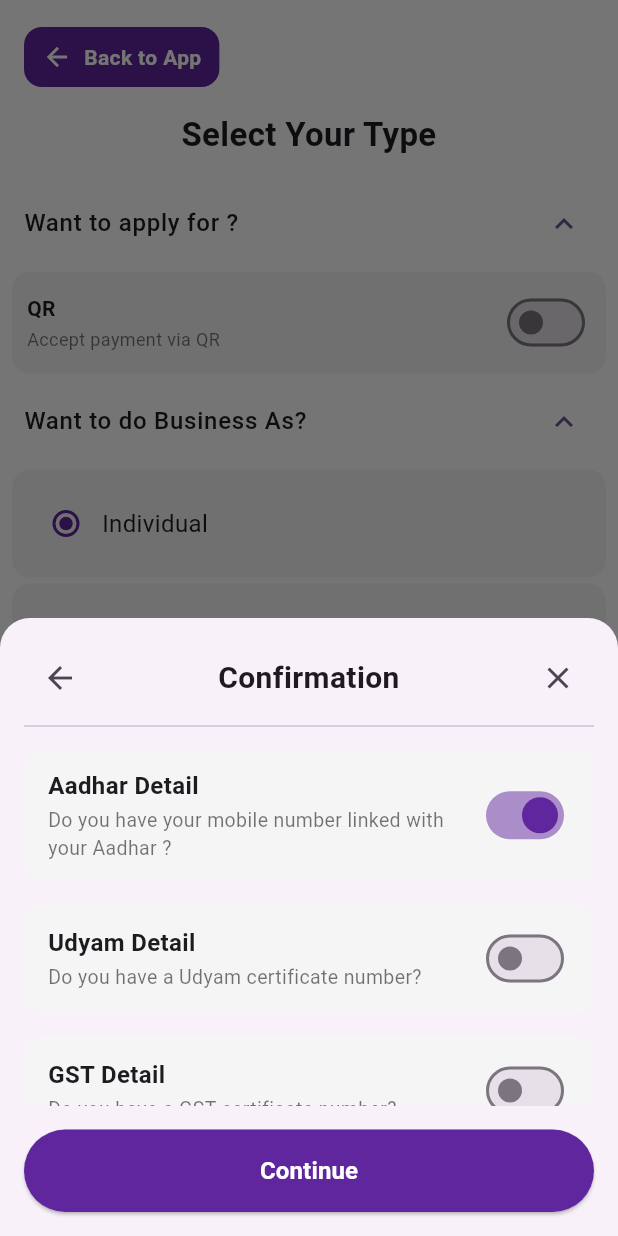
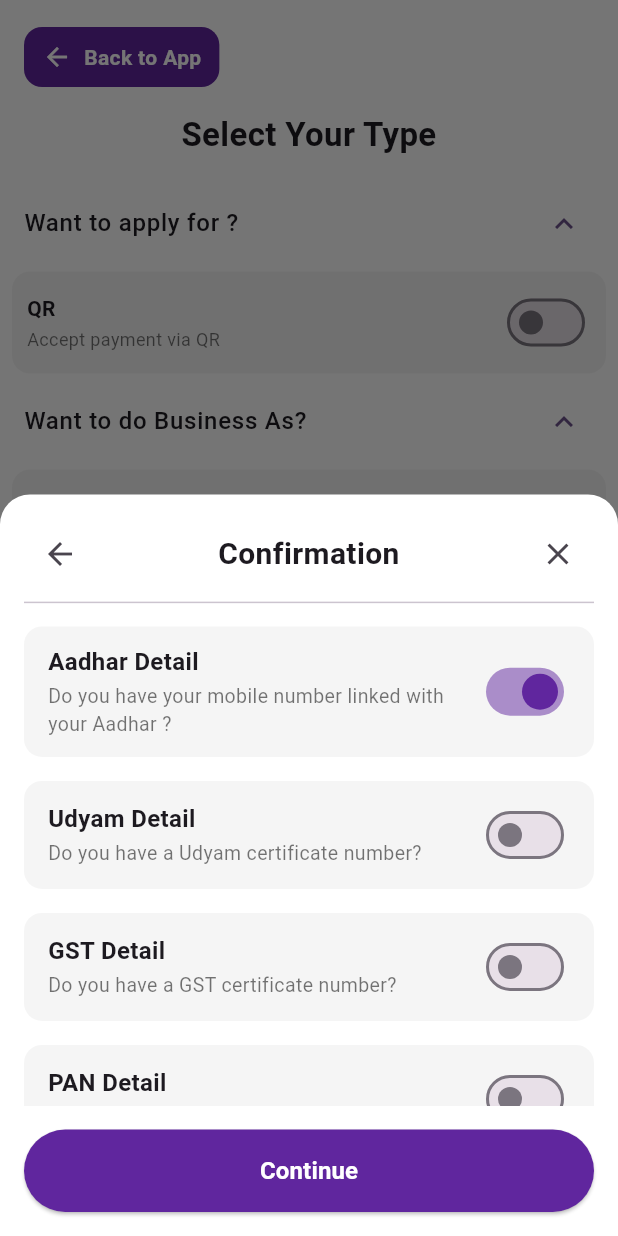
Before and after one commit to CICO-INT-165/RapiPayAPK, a Flutter app: the ThirdPage screen opened directly, after a tap on "Continue", on a phone screen of 412 x 824 dp. Run offline on Flutter 3.47's test engine with Material 3 defaults, Android fonts, the light colour scheme and no system bars; our stand-ins replace dropdown_button2, lottie.

Commit message:
changes done

```diff
--- a/lib/third_page.dart
+++ b/lib/third_page.dart
@@ -250,6 +250,7 @@ class _ThirdPageState extends State<ThirdPage> {
   // Confirmation sheet
   void _showConfirmationSheet(BuildContext context) {
     showModalBottomSheet(
+      backgroundColor: Colors.white,
       context: context,
       isScrollControlled: true,
       enableDrag: false, // <-- Prevent drag-to-dismiss
@@ -257,11 +258,11 @@ class _ThirdPageState extends State<ThirdPage> {
         borderRadius: BorderRadius.vertical(top: Radius.circular(20)),
       ),
       builder: (context) {
-        final double sheetHeight = MediaQuery.of(context).size.height * 0.5;
+        final double sheetHeight = MediaQuery.of(context).size.height * 0.6;
         bool aadharLinked = true;
         bool udyamDetail = false;
-        bool gstDetail = false; // Example extra credential
-        bool panDetail = false; // Example extra credential
+        bool gstDetail = false;
+        bool panDetail = false;
 
         return StatefulBuilder(
           builder: (context, setState) => SizedBox(
@@ -443,7 +444,9 @@ class _ThirdPageState extends State<ThirdPage> {
   // Consent sheet
   void _showConsentSheet(BuildContext context) {
     showModalBottomSheet(
+      backgroundColor: Colors.white,
       context: context,
+      enableDrag: false,
       isScrollControlled: true,
       shape: const RoundedRectangleBorder(
         borderRadius: BorderRadius.vertical(top: Radius.circular(20)),
@@ -504,7 +507,7 @@ class _ThirdPageState extends State<ThirdPage> {
                 width: double.infinity,
                 child: ElevatedButton(
                   style: ElevatedButton.styleFrom(
-                    backgroundColor: const Color.fromARGB(255, 199, 1, 172),
+                    backgroundColor: const Color.fromARGB(255, 240, 25, 211),
                     shape: RoundedRectangleBorder(borderRadius: BorderRadius.circular(30)),
                     padding: const EdgeInsets.symmetric(vertical: 16),
                   ),
```
